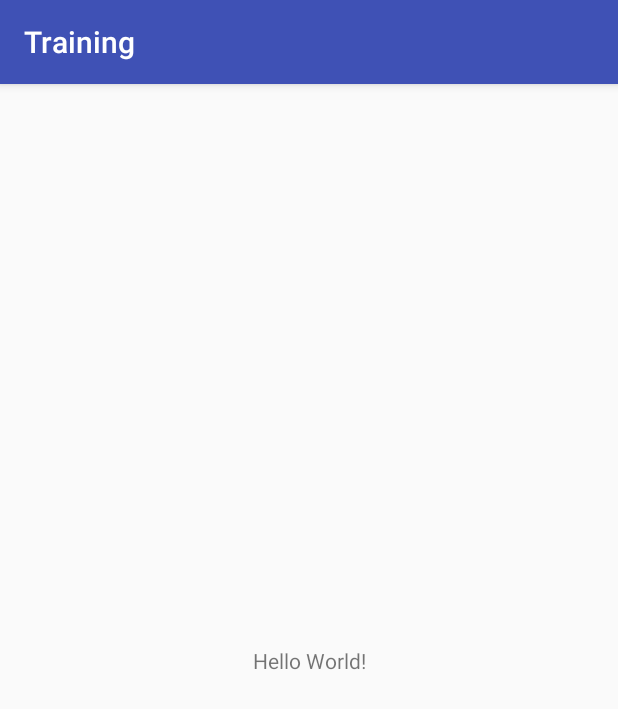
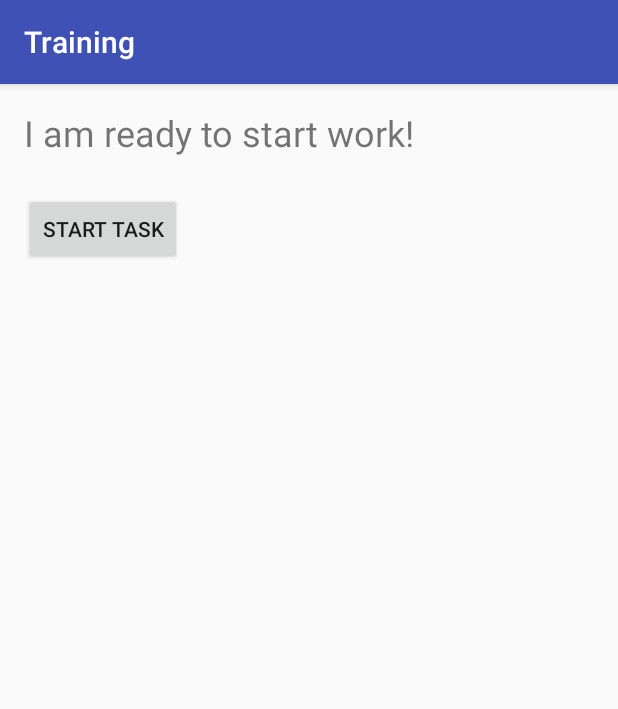
Before and after one commit to simasdanilo/android-training, an Android app: the screen it shows after launch (MainActivity), on a phone screen of 412 x 824 dp. Shown: the top 709 px of the screen. Run offline under Robolectric (Android 15) with nearby library versions, the phone set to English and light mode, and no system bars.

Commit message:
feat: implements lesson 7.1: AsyncTask

```diff
--- a/app/src/main/java/com/simasdanilo/training/MainActivity.java
+++ b/app/src/main/java/com/simasdanilo/training/MainActivity.java
@@ -2,12 +2,50 @@ package com.simasdanilo.training;
 
 import android.support.v7.app.AppCompatActivity;
 import android.os.Bundle;
+import android.view.View;
+import android.widget.TextView;
 
 public class MainActivity extends AppCompatActivity {
+
+    private static final String TEXT_STATE = "currentText";
+    private TextView mTextView;
 
     @Override
     protected void onCreate(Bundle savedInstanceState) {
         super.onCreate(savedInstanceState);
         setContentView(R.layout.activity_main);
+        this.bindTextView();
+        // Restore TextView if there is a savedInstanceState
+        if(savedInstanceState!=null) {
+            this.restoreInstanceState(savedInstanceState);
+        }
     }
+
+    private void restoreInstanceState(Bundle savedInstanceState) {
+        String text = savedInstanceState.getString(TEXT_STATE);
+        this.mTextView.setText(text);
+    }
+
+    @Override
+    protected void onSaveInstanceState(Bundle outState) {
+        super.onSaveInstanceState(outState);
+        // Save the state of the TextView
+        String text =  mTextView.getText().toString();
+        outState.putString(TEXT_STATE,text);
+    }
+
+    private void bindTextView() {
+        this.mTextView = findViewById(R.id.textView1);
+    }
+
+    public void onClickStartTask(View view) {
+        // Put a message in the text view
+        this.mTextView.setText(R.string.napping);
+
+        // Start the AsyncTask.
+        new SimpleAsyncTask(this.mTextView).execute();
+    }
+
+
+
 }
--- a/app/src/main/res/layout/activity_main.xml
+++ b/app/src/main/res/layout/activity_main.xml
@@ -4,15 +4,26 @@
     xmlns:tools="http://schemas.android.com/tools"
     android:layout_width="match_parent"
     android:layout_height="match_parent"
+    android:layout_margin="16dp"
     tools:context=".MainActivity">
 
     <TextView
+        android:id="@+id/textView1"
         android:layout_width="wrap_content"
         android:layout_height="wrap_content"
-        android:text="Hello World!"
-        app:layout_constraintBottom_toBottomOf="parent"
-        app:layout_constraintLeft_toLeftOf="parent"
-        app:layout_constraintRight_toRightOf="parent"
+        android:text="@string/ready_to_start"
+        android:textSize="24sp"
+        app:layout_constraintStart_toStartOf="parent"
         app:layout_constraintTop_toTopOf="parent" />
 
+    <Button
+        android:id="@+id/button"
+        android:layout_width="wrap_content"
+        android:layout_height="wrap_content"
+        android:layout_marginTop="24dp"
+        android:onClick="onClickStartTask"
+        android:text="@string/start_task"
+        app:layout_constraintStart_toStartOf="parent"
+        app:layout_constraintTop_toBottomOf="@+id/textView1" />
+
 </android.support.constraint.ConstraintLayout>
--- a/app/src/main/res/values/strings.xml
+++ b/app/src/main/res/values/strings.xml
@@ -1,3 +1,6 @@
 <resources>
     <string name="app_name">Training</string>
+    <string name="ready_to_start">I am ready to start work!</string>
+    <string name="start_task">Start Task</string>
+    <string name="napping">Napping . . .</string>
 </resources>
```
Also changed, not shown: app/src/main/java/com/simasdanilo/training/SimpleAsyncTask.java (added, +51 -0 lines).
